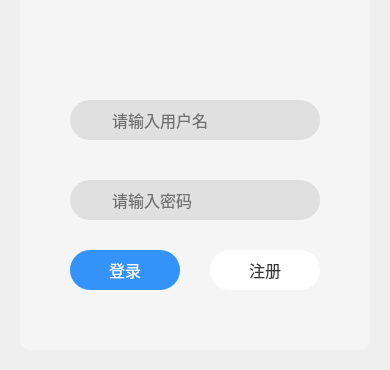
Above: login.ui from tidysong/Listen_QT before the change; both pictures show x 0 to 390 and y 200 to 570 of the 390 by 570 pixel window. Below: the same form after it.
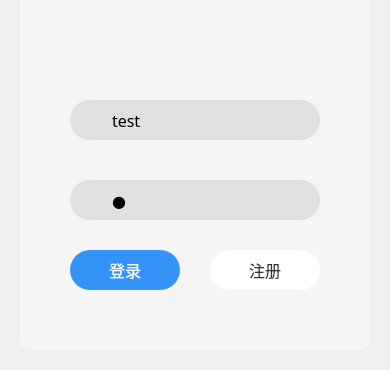
That is the form after the change. Icons and pictures are not drawn.

Commit message: login sigup and sth.

The edit to the form file:
```diff
--- a/login.ui
+++ b/login.ui
@@ -116,6 +116,9 @@
 	padding-left :40px;
 }</string>
     </property>
+    <property name="text">
+     <string>test</string>
+    </property>
     <property name="placeholderText">
      <string>请输入用户名</string>
     </property>
@@ -142,6 +145,9 @@
 	padding-left : 40px;
 }</string>
     </property>
+    <property name="text">
+     <string>1</string>
+    </property>
     <property name="echoMode">
      <enum>QLineEdit::Password</enum>
     </property>
```
The commit also changes 34 other files.
